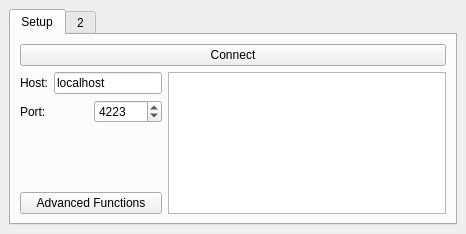
Qt form src/brickv/ui/brickv.ui (Tinkerforge/brickv) before a commit.
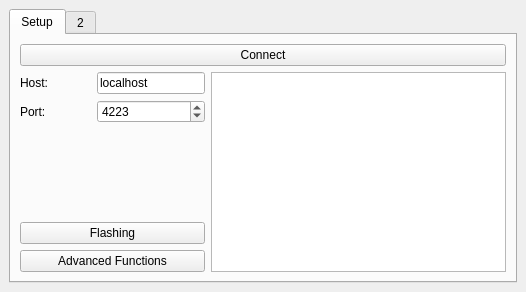
The same form after that commit.

Commit message:
Integrate Brick flashing
Implement the SAM-BA flash protocol and move Bricklet flashing feature
into a new flashing dialog.

The edit to the form file:
```diff
--- a/src/brickv/ui/brickv.ui
+++ b/src/brickv/ui/brickv.ui
@@ -6,8 +6,8 @@
    <rect>
     <x>0</x>
     <y>0</y>
-    <width>466</width>
-    <height>234</height>
+    <width>526</width>
+    <height>292</height>
    </rect>
   </property>
   <property name="windowTitle">
@@ -24,28 +24,22 @@
        <attribute name="title">
         <string>Setup</string>
        </attribute>
-       <layout class="QVBoxLayout" name="verticalLayout_2">
-        <item>
+       <layout class="QGridLayout" name="gridLayout">
+        <item row="0" column="0" colspan="3">
          <widget class="QPushButton" name="connect">
           <property name="text">
            <string>Connect</string>
           </property>
          </widget>
         </item>
-        <item>
-         <layout class="QHBoxLayout" name="horizontalLayout_3">
-          <item>
-           <layout class="QVBoxLayout" name="verticalLayout_3">
-            <item>
-             <layout class="QHBoxLayout" name="horizontalLayout">
-              <item>
+        <item row="1" column="0">
                <widget class="QLabel" name="label">
                 <property name="text">
                  <string>Host:</string>
                 </property>
                </widget>
               </item>
-              <item>
+        <item row="1" column="1">
                <widget class="QLineEdit" name="host">
                 <property name="sizePolicy">
                  <sizepolicy hsizetype="Preferred" vsizetype="Fixed">
@@ -58,18 +52,33 @@
                 </property>
                </widget>
               </item>
-             </layout>
-            </item>
-            <item>
-             <layout class="QHBoxLayout" name="horizontalLayout_2">
-              <item>
+        <item row="1" column="2" rowspan="5">
+         <widget class="QTableView" name="table_view">
+          <property name="editTriggers">
+           <set>QAbstractItemView::AnyKeyPressed|QAbstractItemView::DoubleClicked|QAbstractItemView::EditKeyPressed|QAbstractItemView::SelectedClicked</set>
+          </property>
+          <property name="selectionMode">
+           <enum>QAbstractItemView::SingleSelection</enum>
+          </property>
+          <property name="selectionBehavior">
+           <enum>QAbstractItemView::SelectItems</enum>
+          </property>
+          <attribute name="horizontalHeaderCascadingSectionResizes">
+           <bool>false</bool>
+          </attribute>
+          <attribute name="horizontalHeaderStretchLastSection">
+           <bool>true</bool>
+          </attribute>
+         </widget>
+        </item>
+        <item row="2" column="0">
                <widget class="QLabel" name="label_2">
                 <property name="text">
                  <string>Port:</string>
                 </property>
                </widget>
               </item>
-              <item>
+        <item row="2" column="1">
                <widget class="QSpinBox" name="port">
                 <property name="sizePolicy">
                  <sizepolicy hsizetype="Preferred" vsizetype="Fixed">
@@ -88,50 +97,32 @@
                 </property>
                </widget>
               </item>
-             </layout>
-            </item>
-            <item>
+        <item row="3" column="0" colspan="2">
              <spacer name="verticalSpacer">
               <property name="orientation">
                <enum>Qt::Vertical</enum>
               </property>
               <property name="sizeHint" stdset="0">
                <size>
-                <width>20</width>
-                <height>40</height>
+            <width>185</width>
+            <height>55</height>
                </size>
               </property>
              </spacer>
             </item>
-            <item>
+        <item row="4" column="0" colspan="2">
+         <widget class="QPushButton" name="button_flashing">
+          <property name="text">
+           <string>Flashing</string>
+          </property>
+         </widget>
+        </item>
+        <item row="5" column="0" colspan="2">
              <widget class="QPushButton" name="button_advanced">
               <property name="text">
                <string>Advanced Functions</string>
               </property>
              </widget>
-            </item>
-           </layout>
-          </item>
-          <item>
-           <widget class="QTableView" name="table_view">
-            <property name="editTriggers">
-             <set>QAbstractItemView::AnyKeyPressed|QAbstractItemView::DoubleClicked|QAbstractItemView::EditKeyPressed|QAbstractItemView::SelectedClicked</set>
-            </property>
-            <property name="selectionMode">
-             <enum>QAbstractItemView::SingleSelection</enum>
-            </property>
-            <property name="selectionBehavior">
-             <enum>QAbstractItemView::SelectItems</enum>
-            </property>
-            <attribute name="horizontalHeaderCascadingSectionResizes">
-             <bool>false</bool>
-            </attribute>
-            <attribute name="horizontalHeaderStretchLastSection">
-             <bool>true</bool>
-            </attribute>
-           </widget>
-          </item>
-         </layout>
         </item>
        </layout>
       </widget>
```
Lines whose indentation alone changed are shown as unchanged. The commit also changes 8 other files.
